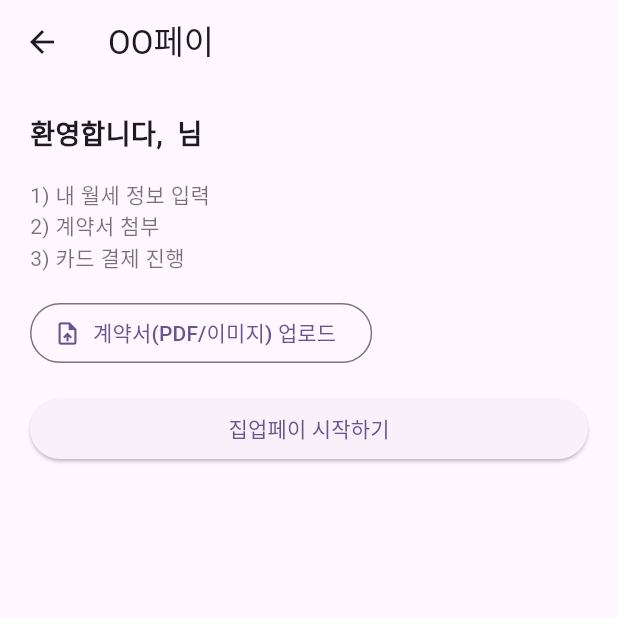
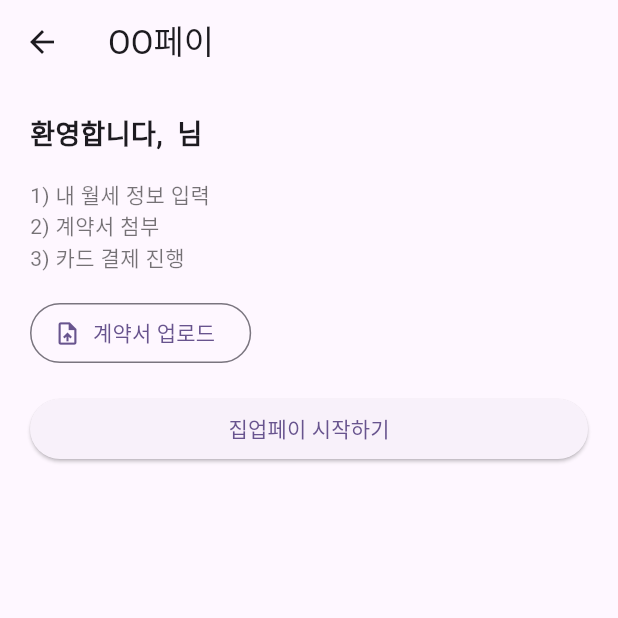
Before and after one commit to dbswogud981022-cyber/jh, a Flutter app: the PayPage screen opened directly, on a phone screen of 412 x 824 dp, the top half of it. Run offline on Flutter 3.47's test engine with Material 3 defaults, Android fonts, the phone set to English and light mode, and no system bars; our stand-ins replace file_picker, flutter_animate, flutter_riverpod, go_router, supabase_flutter; accounts and stored records are empty.

Commit message:
reset: clean OLPAY baseline

```diff
--- a/app/lib/design/tokens.dart
+++ b/app/lib/design/tokens.dart
@@ -21,7 +21,6 @@ class AppRadius {
 class AppSpace {
   static const page = EdgeInsets.fromLTRB(16, 12, 16, 24);
   static const cardPad = EdgeInsets.all(20);
-
   static const listGap = SizedBox(height: 16);
   static const sectionGap = SizedBox(height: 24);
 }
--- a/app/lib/models/user.dart
+++ b/app/lib/models/user.dart
@@ -2,7 +2,7 @@ class AppUser {
   final String id;
   final String displayName;
   final String? photoUrl;
-  final String provider; // 'kakao' | 'apple' | 'guest'
+  final String provider; // kakao | apple | guest
   const AppUser({
     required this.id,
     required this.displayName,
--- a/app/lib/services/auth_service.dart
+++ b/app/lib/services/auth_service.dart
@@ -1,8 +1,6 @@
 import 'dart:async';
 import '../models/user.dart';
 
-/// 실제 배포 전까지는 In-Memory Mock.
-/// 이후 Kakao/Apple SDK 연결 시 여기 메소드 내부만 바꾸면 됨.
 class AuthService {
   AuthService._();
   static final I = AuthService._();
@@ -14,7 +12,6 @@ class AuthService {
   AppUser? get current => _current;
 
   Future<AppUser?> loginKakao() async {
-    // TODO: kakao_flutter_sdk_user로 교체
     _current = const AppUser(
         id: 'kakao_123', displayName: '카카오 사용자', provider: 'kakao');
     _ctrl.add(_current);
@@ -22,7 +19,6 @@ class AuthService {
   }
 
   Future<AppUser?> loginApple() async {
-    // TODO: sign_in_with_apple로 교체
     _current = const AppUser(
         id: 'apple_123', displayName: 'Apple 사용자', provider: 'apple');
     _ctrl.add(_current);
--- a/app/lib/widgets/contract_uploader.dart
+++ b/app/lib/widgets/contract_uploader.dart
@@ -38,7 +38,7 @@ class _ContractUploaderState extends State<ContractUploader> {
         OutlinedButton.icon(
           onPressed: _busy ? null : _pick,
           icon: const Icon(Icons.upload_file),
-          label: Text(_busy ? '가져오는 중...' : '계약서(PDF/이미지) 업로드'),
+          label: Text(_busy ? '가져오는 중...' : '계약서 업로드'),
         ),
         if (_file != null)
           Padding(
```
